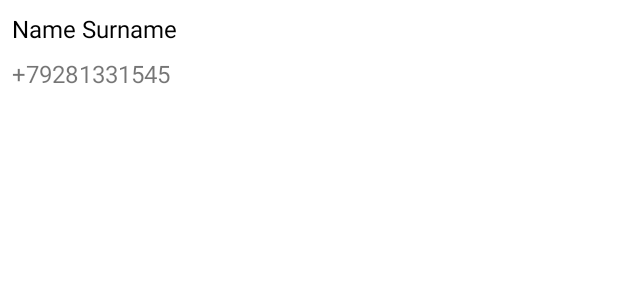
After one commit to 111GooDron111/AndroidMovieApp, an Android app: the layout contacts_card.xml on its own in the app's theme, with its tools: preview values and no code run, on a phone screen of 412 x 824 dp. The commit adds this screen. Shown: the top 300 px of the screen. Run offline under Robolectric (Android 15) with nearby library versions, the phone set to English and light mode, and no system bars; network calls fail.

Commit message:
Добавил экран вывода контактов

```diff
--- a/app/src/main/AndroidManifest.xml
+++ b/app/src/main/AndroidManifest.xml
@@ -4,6 +4,7 @@
     package="com.dmabram15.androidmoviesapp">
 
     <uses-permission android:name="android.permission.INTERNET"/>
+    <uses-permission android:name="android.permission.READ_CONTACTS"/>
 
     <application
         android:name="com.dmabram15.App"
--- /dev/null
+++ b/app/src/main/res/layout/contacts_card.xml
@@ -0,0 +1,38 @@
+<?xml version="1.0" encoding="utf-8"?>
+<androidx.constraintlayout.widget.ConstraintLayout xmlns:android="http://schemas.android.com/apk/res/android"
+    xmlns:app="http://schemas.android.com/apk/res-auto"
+    xmlns:tools="http://schemas.android.com/tools"
+    android:layout_width="match_parent"
+    android:layout_height="wrap_content"
+    android:padding="@dimen/primary_padding">
+
+    <com.google.android.material.textview.MaterialTextView
+        android:id="@+id/nameContactTextView"
+        android:layout_width="0dp"
+        android:layout_height="wrap_content"
+        android:textColor="@color/black"
+        android:textSize="@dimen/usual_text_size"
+        app:layout_constraintEnd_toEndOf="parent"
+        app:layout_constraintStart_toStartOf="parent"
+        app:layout_constraintTop_toTopOf="parent"
+        tools:text="Name Surname" />
+
+    <com.google.android.material.textview.MaterialTextView
+        android:id="@+id/phoneNumberContactsTextView"
+        android:layout_width="wrap_content"
+        android:layout_height="wrap_content"
+        android:layout_marginTop="@dimen/primary_padding"
+        android:textSize="@dimen/usual_text_size"
+        app:layout_constraintStart_toStartOf="@id/nameContactTextView"
+        app:layout_constraintTop_toBottomOf="@id/nameContactTextView"
+        tools:text="+79281331545" />
+
+    <View
+        android:layout_width="match_parent"
+        android:layout_height="@dimen/delimiter_line_width"
+        app:layout_constraintStart_toStartOf="parent"
+        app:layout_constraintTop_toBottomOf="@id/phoneNumberContactsTextView"
+        android:background="@color/material_on_primary_disabled"
+        android:layout_marginTop="@dimen/primary_padding"/>
+
+</androidx.constraintlayout.widget.ConstraintLayout>
--- a/app/src/main/res/menu/main_menu.xml
+++ b/app/src/main/res/menu/main_menu.xml
@@ -16,4 +16,9 @@
         android:icon="@drawable/ic_settings"
         app:showAsAction="ifRoom"/>
 
+    <item
+        android:id="@+id/contacts_menu_item"
+        android:title="@string/menu_contacts"
+        android:icon="@drawable/ic_settings"/>
+
 </menu>
--- a/app/src/main/res/values/strings.xml
+++ b/app/src/main/res/values/strings.xml
@@ -9,4 +9,6 @@
     <string name="movie_banner_description">Movie banner</string>
     <string name="menu_settings">Settings</string>
     <string name="include_adult_setting">include adult</string>
+    <string name="menu_contacts">Contacts</string>
+    <string name="without_phone_number">Without phone number</string>
 </resources>
```
Also changed, not shown: app/src/main/java/com/dmabram15/androidmovieapp/view/ContactsFragment.kt (added, +160 -0 lines), app/src/main/java/com/dmabram15/androidmovieapp/view/MainActivity.kt (+9 -0 lines), app/src/main/res/drawable/ic_contacts.xml (added, +10 -0 lines), app/src/main/res/layout/contacts_fragment.xml (added, +15 -0 lines).
